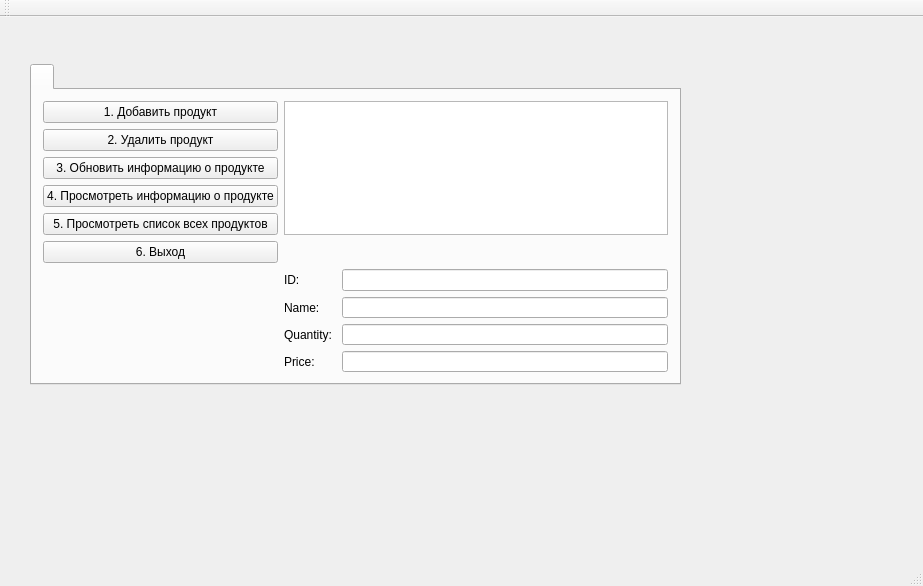
SerSul/client_stocktracker, file client/client.ui: the form before one commit.
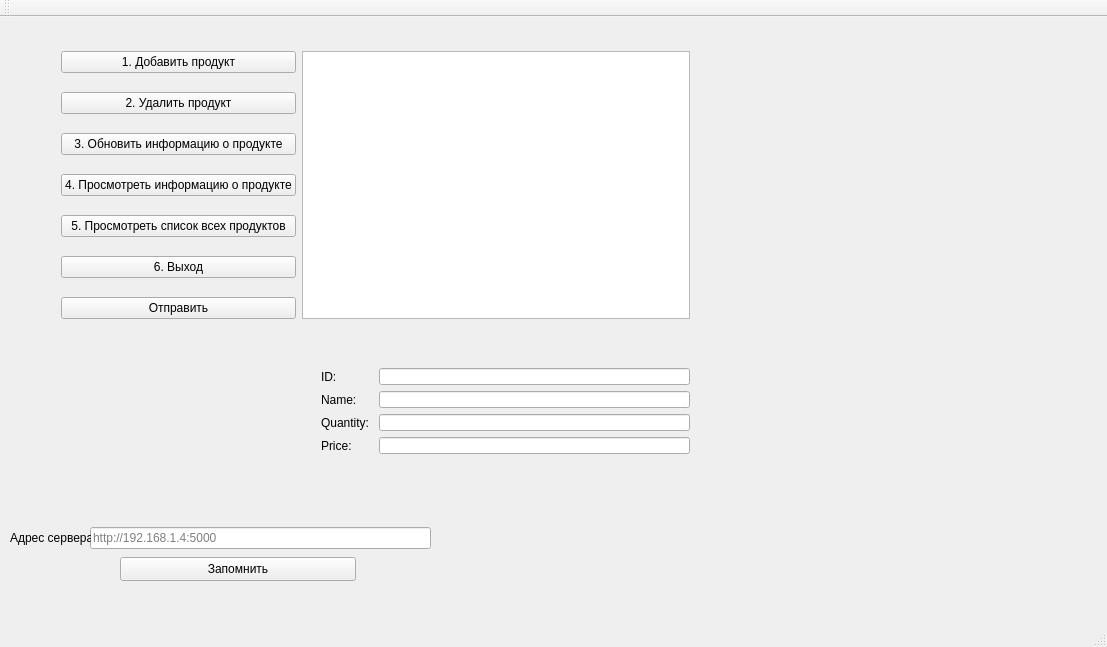
The form after the commit.

The edit to the form file:
```diff
--- a/client/client.ui
+++ b/client/client.ui
@@ -6,29 +6,189 @@
    <rect>
     <x>0</x>
     <y>0</y>
-    <width>923</width>
-    <height>586</height>
+    <width>1107</width>
+    <height>647</height>
    </rect>
   </property>
   <property name="windowTitle">
    <string>client</string>
   </property>
   <widget class="QWidget" name="centralWidget">
-   <widget class="QTabWidget" name="Amain">
+   <widget class="QFrame" name="Amain">
     <property name="geometry">
      <rect>
-      <x>30</x>
-      <y>47</y>
+      <x>50</x>
+      <y>10</y>
       <width>651</width>
       <height>321</height>
      </rect>
     </property>
-    <widget class="QWidget" name="tabWidgetPage1" native="true">
-     <attribute name="title">
-      <string/>
-     </attribute>
      <layout class="QGridLayout" name="AMain">
-      <item row="6" column="2">
+     <item row="4" column="0">
+      <widget class="QPushButton" name="B5">
+       <property name="enabled">
+        <bool>true</bool>
+       </property>
+       <property name="text">
+        <string>5. Просмотреть список всех продуктов</string>
+       </property>
+       <property name="checkable">
+        <bool>false</bool>
+       </property>
+      </widget>
+     </item>
+     <item row="2" column="0">
+      <widget class="QPushButton" name="B3">
+       <property name="enabled">
+        <bool>true</bool>
+       </property>
+       <property name="text">
+        <string>3. Обновить информацию о продукте</string>
+       </property>
+       <property name="checkable">
+        <bool>true</bool>
+       </property>
+      </widget>
+     </item>
+     <item row="3" column="0">
+      <widget class="QPushButton" name="B4">
+       <property name="enabled">
+        <bool>true</bool>
+       </property>
+       <property name="text">
+        <string>4. Просмотреть информацию о продукте</string>
+       </property>
+       <property name="checkable">
+        <bool>true</bool>
+       </property>
+      </widget>
+     </item>
+     <item row="1" column="0">
+      <widget class="QPushButton" name="B2">
+       <property name="enabled">
+        <bool>true</bool>
+       </property>
+       <property name="text">
+        <string>2. Удалить продукт</string>
+       </property>
+       <property name="checkable">
+        <bool>true</bool>
+       </property>
+      </widget>
+     </item>
+     <item row="5" column="0">
+      <widget class="QPushButton" name="B6">
+       <property name="enabled">
+        <bool>true</bool>
+       </property>
+       <property name="text">
+        <string>6. Выход</string>
+       </property>
+       <property name="checkable">
+        <bool>false</bool>
+       </property>
+      </widget>
+     </item>
+     <item row="0" column="0">
+      <widget class="QPushButton" name="B1">
+       <property name="enabled">
+        <bool>true</bool>
+       </property>
+       <property name="text">
+        <string>1. Добавить продукт</string>
+       </property>
+       <property name="checkable">
+        <bool>true</bool>
+       </property>
+      </widget>
+     </item>
+     <item row="6" column="0">
+      <widget class="QPushButton" name="SendBTN">
+       <property name="enabled">
+        <bool>true</bool>
+       </property>
+       <property name="text">
+        <string>Отправить</string>
+       </property>
+       <property name="checkable">
+        <bool>false</bool>
+       </property>
+      </widget>
+     </item>
+     <item row="0" column="2" rowspan="7">
+      <widget class="QTextBrowser" name="responseTXT"/>
+     </item>
+    </layout>
+   </widget>
+   <widget class="QLineEdit" name="AddressLine">
+    <property name="enabled">
+     <bool>true</bool>
+    </property>
+    <property name="geometry">
+     <rect>
+      <x>90</x>
+      <y>510</y>
+      <width>341</width>
+      <height>22</height>
+     </rect>
+    </property>
+    <property name="inputMask">
+     <string/>
+    </property>
+    <property name="text">
+     <string/>
+    </property>
+    <property name="placeholderText">
+     <string>http://192.168.1.4:5000</string>
+    </property>
+   </widget>
+   <widget class="QPushButton" name="rememberBTN">
+    <property name="enabled">
+     <bool>true</bool>
+    </property>
+    <property name="geometry">
+     <rect>
+      <x>120</x>
+      <y>540</y>
+      <width>236</width>
+      <height>24</height>
+     </rect>
+    </property>
+    <property name="text">
+     <string>Запомнить</string>
+    </property>
+    <property name="checkable">
+     <bool>true</bool>
+    </property>
+   </widget>
+   <widget class="QLabel" name="IDlabel_2">
+    <property name="enabled">
+     <bool>true</bool>
+    </property>
+    <property name="geometry">
+     <rect>
+      <x>10</x>
+      <y>510</y>
+      <width>81</width>
+      <height>22</height>
+     </rect>
+    </property>
+    <property name="autoFillBackground">
+     <bool>false</bool>
+    </property>
+    <property name="text">
+     <string>Адрес сервера</string>
+    </property>
+   </widget>
+   <widget class="QWidget" name="">
+    <property name="geometry">
+     <rect>
+      <x>310</x>
+      <y>340</y>
+      <width>391</width>
+      <height>108</height>
+     </rect>
+    </property>
        <layout class="QGridLayout" name="Bmain">
         <item row="1" column="0">
          <widget class="QLabel" name="Namelabel">
@@ -117,90 +277,6 @@
          </widget>
         </item>
        </layout>
-      </item>
-      <item row="0" column="2" rowspan="5">
-       <widget class="QTextBrowser" name="responseTXT"/>
-      </item>
-      <item row="1" column="0">
-       <widget class="QPushButton" name="B2">
-        <property name="enabled">
-         <bool>true</bool>
-        </property>
-        <property name="text">
-         <string>2. Удалить продукт</string>
-        </property>
-        <property name="checkable">
-         <bool>false</bool>
-        </property>
-       </widget>
-      </item>
-      <item row="4" column="0">
-       <widget class="QPushButton" name="B5">
-        <property name="enabled">
-         <bool>true</bool>
-        </property>
-        <property name="text">
-         <string>5. Просмотреть список всех продуктов</string>
-        </property>
-        <property name="checkable">
-         <bool>false</bool>
-        </property>
-       </widget>
-      </item>
-      <item row="0" column="0">
-       <widget class="QPushButton" name="B1">
-        <property name="enabled">
-         <bool>true</bool>
-        </property>
-        <property name="text">
-         <string>1. Добавить продукт</string>
-        </property>
-        <property name="checkable">
-         <bool>false</bool>
-        </property>
-       </widget>
-      </item>
-      <item row="2" column="0">
-       <widget class="QPushButton" name="B3">
-        <property name="enabled">
-         <bool>true</bool>
-        </property>
-        <property name="text">
-         <string>3. Обновить информацию о продукте</string>
-        </property>
-        <property name="checkable">
-         <bool>false</bool>
-        </property>
-       </widget>
-      </item>
-      <item row="3" column="0">
-       <widget class="QPushButton" name="B4">
-        <property name="enabled">
-         <bool>true</bool>
-        </property>
-        <property name="text">
-         <string>4. Просмотреть информацию о продукте</string>
-        </property>
-        <property name="checkable">
-         <bool>false</bool>
-        </property>
-       </widget>
-      </item>
-      <item row="5" column="0">
-       <widget class="QPushButton" name="B6">
-        <property name="enabled">
-         <bool>true</bool>
-        </property>
-        <property name="text">
-         <string>6. Выход</string>
-        </property>
-        <property name="checkable">
-         <bool>false</bool>
-        </property>
-       </widget>
-      </item>
-     </layout>
-    </widget>
    </widget>
   </widget>
   <widget class="QMenuBar" name="menuBar">
```
Left out of the diff: 2 changed lines with no effect on the pictures. Lines whose indentation alone changed are shown as unchanged.
